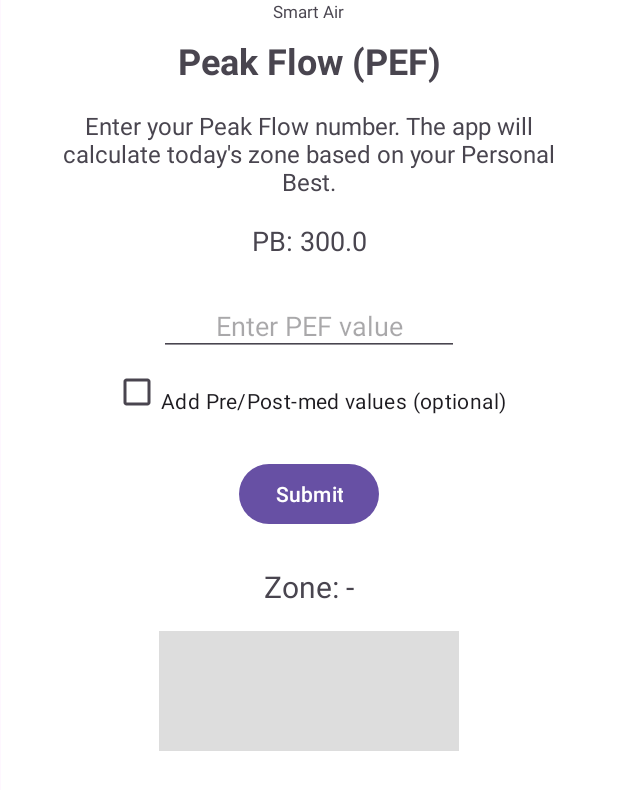
After one commit to Lemonardo-DWC/cscb07-group-project-20, an Android app: the fragment ChildPEFFragment placed in its activity, on a phone screen of 412 x 824 dp. The commit adds this screen. Shown: the top 790 px of the screen. Run offline under Robolectric (Android 15) with nearby library versions, the phone set to English and light mode, and no system bars; our stand-ins replace Firebase (no records; nobody signed in at launch, a user with empty details on screens opened directly).

Commit message:
Add SymptomCheckFragment, ChildPEFFragment, DecisionFragment and corresponding layout files; update ChildHomeFragment

```diff
--- /dev/null
+++ b/app/src/main/java/com/example/smartair/ChildPEFFragment.java
@@ -0,0 +1,173 @@
+package com.example.smartair;
+
+import android.graphics.Color;
+import android.os.Bundle;
+import android.view.LayoutInflater;
+import android.view.View;
+import android.view.ViewGroup;
+import android.widget.*;
+
+import androidx.annotation.NonNull;
+import androidx.annotation.Nullable;
+import androidx.fragment.app.Fragment;
+
+import com.google.firebase.auth.FirebaseAuth;
+import com.google.firebase.auth.FirebaseUser;
+import com.google.firebase.database.*;
+
+import java.util.HashMap;
+import java.util.Map;
+
+import java.time.LocalDateTime;
+import java.time.format.DateTimeFormatter;
+
+public class ChildPEFFragment extends Fragment {
+
+    private EditText inputPEF;
+    private EditText inputPreMedPEF;
+    private EditText inputPostMedPEF;
+    private Button submitBtn;
+    private TextView zoneLabel;
+    private TextView personalBestLabel;
+    private View zoneColor;
+    private CheckBox togglePrePost;
+    private LinearLayout prePostContainer;
+    private DatabaseReference childRef;
+    private double personalBest = -1;
+    private final double defaultPB = 300;
+
+    private View rootView;
+
+    @Nullable
+    @Override
+    public View onCreateView(@NonNull LayoutInflater inflater,
+                             @Nullable ViewGroup container,
+                             @Nullable Bundle savedInstanceState) {
+
+        rootView = inflater.inflate(R.layout.fragment_child_pef, container, false);
+
+        // findViewById
+        inputPEF = rootView.findViewById(R.id.inputPEF);
+        inputPreMedPEF = rootView.findViewById(R.id.inputPreMedPEF);
+        inputPostMedPEF = rootView.findViewById(R.id.inputPostMedPEF);
+        togglePrePost = rootView.findViewById(R.id.togglePrePost);
+        prePostContainer = rootView.findViewById(R.id.prePostContainer);
+        submitBtn = rootView.findViewById(R.id.submitPEF);
+        zoneLabel = rootView.findViewById(R.id.zoneLabel);
+        zoneColor = rootView.findViewById(R.id.zoneColor);
+        personalBestLabel = rootView.findViewById(R.id.personalBestLabel);
+
+        //====================
+        FirebaseUser user = FirebaseAuth.getInstance().getCurrentUser();
+        String childUID;
+
+        //if (user != null) {
+            //
+
+            childUID = user.getUid();  // correct
+        //} else {
+            // test
+//            childUID = "testUser123";
+//            Toast.makeText(getContext(),
+//                    "Development mode: No user logged in. Using test UID.",
+//                    Toast.LENGTH_LONG).show();
+//        }
+        // ====== ======
+
+        childRef = FirebaseDatabase.getInstance()
+                .getReference("children")
+                .child(childUID);
+
+
+        loadPersonalBest();
+
+        togglePrePost.setOnCheckedChangeListener(
+                (btn, checked) -> prePostContainer.setVisibility(checked ? View.VISIBLE : View.GONE)
+        );
+
+        submitBtn.setOnClickListener(v -> handlePEFSubmit());
+
+        return rootView;
+    }
+
+
+    //  PB
+    private void loadPersonalBest() {
+        childRef.child("personalBest").addListenerForSingleValueEvent(
+                new ValueEventListener() {
+                    @Override
+                    public void onDataChange(@NonNull DataSnapshot snapshot) {
+
+                        if (snapshot.exists()) {
+                            personalBest = snapshot.getValue(Double.class);
+                        }
+                        else {
+                            personalBest = defaultPB;
+                            Toast.makeText(getContext(),
+                                    "Parent has not set PB. Using default PB = " + defaultPB,
+                                    Toast.LENGTH_LONG).show();
+                        }
+
+                        personalBestLabel.setText("PB: " + personalBest);
+                    }
+
+                    @Override
+                    public void onCancelled(@NonNull DatabaseError error) {}
+                }
+        );
+    }
+
+
+    // 提交 PEF
+    private void handlePEFSubmit() {
+
+        if (personalBest <= 0) {
+            Toast.makeText(getContext(), "PB missing. Please try again.", Toast.LENGTH_SHORT).show();
+            return;
+        }
+
+        String input = inputPEF.getText().toString().trim();
+        if (input.isEmpty()) {
+            Toast.makeText(getContext(), "Please enter a PEF value.", Toast.LENGTH_SHORT).show();
+            return;
+        }
+
+        int pef = Integer.parseInt(input);
+        double percent = (pef / personalBest) * 100;
+
+        String zone;
+
+        if (percent >= 80) {
+            zone = "Green Zone (≥80%)";
+            zoneColor.setBackgroundColor(Color.parseColor("#4CAF50"));
+        } else if (percent >= 50) {
+            zone = "Yellow Zone (50–79%)";
+            zoneColor.setBackgroundColor(Color.parseColor("#FFC107"));
+        } else {
+            zone = "Red Zone (<50%)";
+            zoneColor.setBackgroundColor(Color.parseColor("#F44336"));
+        }
+
+        zoneLabel.setText("Zone: " + zone);
+
+        // log
+        String logId = childRef.child("pefLogs").push().getKey();
+
+        Map<String, Object> logData = new HashMap<>();
+        logData.put("pef", pef);
+        LocalDateTime now = LocalDateTime.now();
+        DateTimeFormatter formatter = DateTimeFormatter.ofPattern("yyyy-MM-dd HH:mm");
+        String timeString = now.format(formatter);
+        logData.put("timestamp", timeString);  // time
+
+        if (togglePrePost.isChecked()) {
+            String pre = inputPreMedPEF.getText().toString().trim();
+            if (!pre.isEmpty()) logData.put("preMedPEF", Integer.parseInt(pre));
+
+            String post = inputPostMedPEF.getText().toString().trim();
+            if (!post.isEmpty()) logData.put("postMedPEF", Integer.parseInt(post));
+        }
+
+        childRef.child("pefLogs").child(logId).setValue(logData);
+    }
+}
--- /dev/null
+++ b/app/src/main/res/layout/fragment_child_pef.xml
@@ -0,0 +1,116 @@
+<?xml version="1.0" encoding="utf-8"?>
+<ScrollView xmlns:android="http://schemas.android.com/apk/res/android"
+    android:layout_width="match_parent"
+    android:layout_height="match_parent">
+
+    <LinearLayout
+        android:layout_width="match_parent"
+        android:layout_height="wrap_content"
+        android:gravity="center"
+        android:orientation="vertical"
+        android:padding="24dp">
+
+        <!-- Title -->
+        <TextView
+            android:id="@+id/pefTitle"
+            android:layout_width="wrap_content"
+            android:layout_height="wrap_content"
+            android:text="Peak Flow (PEF)"
+            android:textSize="24sp"
+            android:textStyle="bold"
+            android:paddingBottom="16dp"
+            android:gravity="center" />
+
+        <!-- Instructions -->
+        <TextView
+            android:id="@+id/pefInstructions"
+            android:layout_width="wrap_content"
+            android:layout_height="wrap_content"
+            android:text="Enter your Peak Flow number. The app will calculate today's zone based on your Personal Best."
+            android:textSize="16sp"
+            android:gravity="center"
+            android:paddingBottom="16dp" />
+
+        <!-- PB display -->
+        <TextView
+            android:id="@+id/personalBestLabel"
+            android:layout_width="wrap_content"
+            android:layout_height="wrap_content"
+            android:text="PB: --"
+            android:textSize="18sp"
+            android:paddingBottom="24dp" />
+
+        <!-- MAIN PEF INPUT -->
+        <EditText
+            android:id="@+id/inputPEF"
+            android:layout_width="200dp"
+            android:layout_height="wrap_content"
+            android:gravity="center"
+            android:hint="Enter PEF value"
+            android:inputType="number"
+            android:textSize="18sp"
+            android:padding="8dp" />
+
+        <!-- Toggle for Pre/Post-med optional values -->
+        <CheckBox
+            android:id="@+id/togglePrePost"
+            android:layout_width="wrap_content"
+            android:layout_height="wrap_content"
+            android:text="Add Pre/Post-med values (optional)"
+            android:paddingTop="12dp" />
+
+        <!-- Optional Pre/Post-med inputs -->
+        <LinearLayout
+            android:id="@+id/prePostContainer"
+            android:layout_width="wrap_content"
+            android:layout_height="wrap_content"
+            android:orientation="vertical"
+            android:visibility="gone"
+            android:paddingTop="12dp">
+
+            <EditText
+                android:id="@+id/inputPreMedPEF"
+                android:layout_width="200dp"
+                android:layout_height="wrap_content"
+                android:hint="Pre-med PEF"
+                android:inputType="number"
+                android:padding="8dp" />
+
+            <EditText
+                android:id="@+id/inputPostMedPEF"
+                android:layout_width="200dp"
+                android:layout_height="wrap_content"
+                android:hint="Post-med PEF"
+                android:inputType="number"
+                android:padding="8dp"
+                android:layout_marginTop="8dp" />
+
+        </LinearLayout>
+
+        <!-- Submit button -->
+        <Button
+            android:id="@+id/submitPEF"
+            android:layout_width="wrap_content"
+            android:layout_height="wrap_content"
+            android:text="Submit"
+            android:layout_marginTop="20dp" />
+
+        <!-- Zone result -->
+        <TextView
+            android:id="@+id/zoneLabel"
+            android:layout_width="wrap_content"
+            android:layout_height="wrap_content"
+            android:text="Zone: -"
+            android:textSize="20sp"
+            android:paddingTop="24dp"
+            android:paddingBottom="16dp" />
+
+        <!-- Color display -->
+        <View
+            android:id="@+id/zoneColor"
+            android:layout_width="200dp"
+            android:layout_height="80dp"
+            android:background="#DDDDDD" />
+
+    </LinearLayout>
+</ScrollView>
```
Also changed, not shown: app/src/main/java/com/example/smartair/ChildHomeFragment.java (+11 -11 lines), app/src/main/java/com/example/smartair/DecisionFragment.java (added, +68 -0 lines), app/src/main/java/com/example/smartair/SymptomCheckFragment.java (added, +131 -0 lines), app/src/main/res/layout/fragment_decision.xml (added, +27 -0 lines), app/src/main/res/layout/fragment_symptom_check.xml (added, +141 -0 lines).
